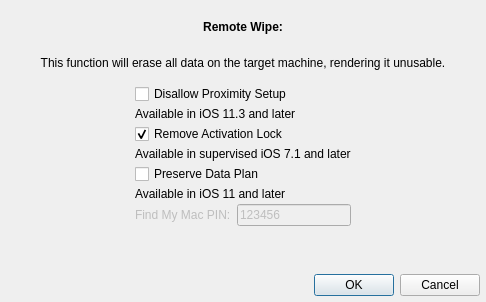
This is FWAdminLib/RemoteWipeDlg.ui in fw-dev/translations as Qt 5 draws it before an edit. The edited form follows.
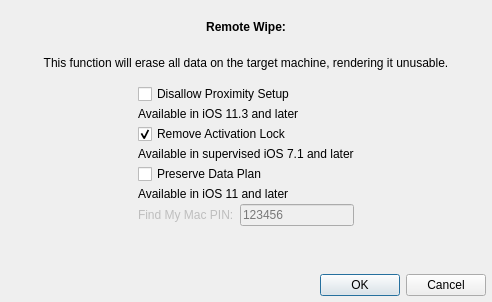
This is the edited form.

Commit message: FW-0000 update fr translations + ui files

Patch:
```diff
--- a/FWAdminLib/RemoteWipeDlg.ui
+++ b/FWAdminLib/RemoteWipeDlg.ui
@@ -6,7 +6,7 @@
    <rect>
     <x>0</x>
     <y>0</y>
-    <width>486</width>
+    <width>492</width>
     <height>302</height>
    </rect>
   </property>
@@ -166,10 +166,10 @@
              <property name="enabled">
               <bool>false</bool>
              </property>
-             <property name="inputMask">
-              <string>999999</string>
-             </property>
              <property name="text">
+              <string/>
+             </property>
+             <property name="placeholderText">
               <string>123456</string>
              </property>
             </widget>
```
The commit also changes 2 other files.
